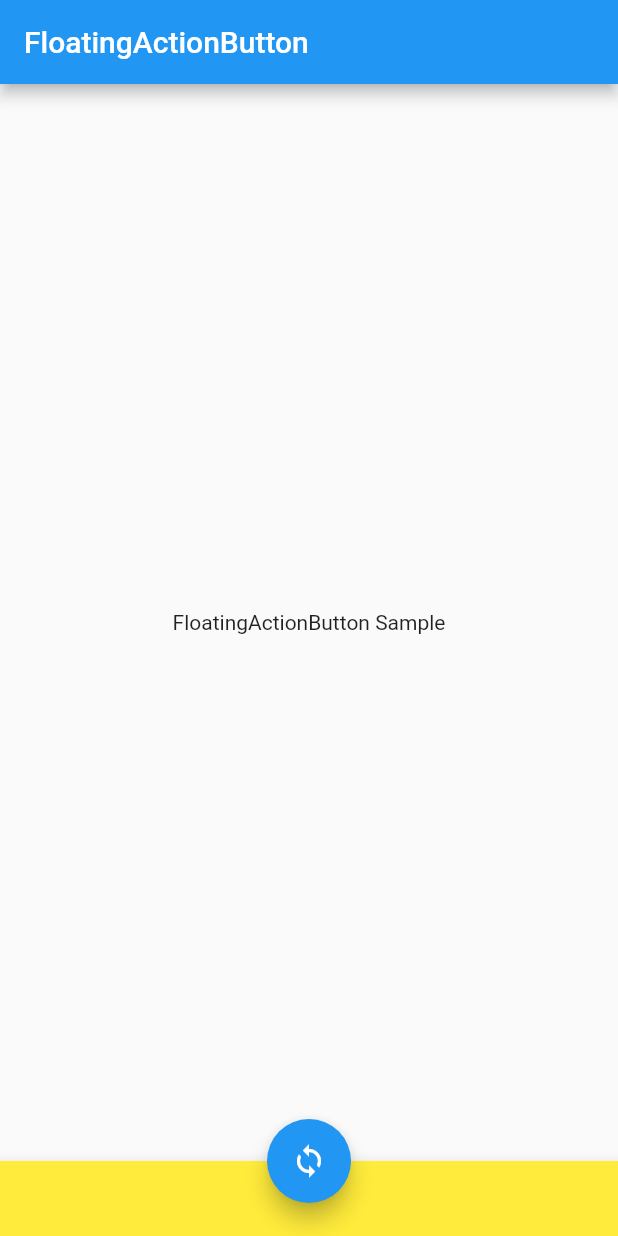
After one commit to nobushiueshi/flutter_widget_of_the_week, a Flutter app: the SamplePage008 screen opened directly, after a tap on the "loop" icon, on a phone screen of 412 x 824 dp. The commit adds this screen. Run offline on Flutter 3.47's test engine with Material 2 defaults, Android fonts, the phone set to English and light mode, and no system bars.

Commit message:
#008 FloatingActionButtonを追加 不具合の修正

```diff
--- a/lib/presentation/pages/sample000/sample_page_006.dart
+++ b/lib/presentation/pages/sample000/sample_page_006.dart
@@ -100,7 +100,10 @@ class _SamplePage006State extends State<SamplePage006> {
 
   Future<String> _failureFuture() async {
     await Future.delayed(const Duration(seconds: 2), () {});
-
-    throw Exception('Error');
+    try {
+      throw Exception('Error');
+    } on Exception catch (e) {
+      return Future.error(e);
+    }
   }
 }
--- /dev/null
+++ b/lib/presentation/pages/sample000/sample_page_008.dart
@@ -0,0 +1,41 @@
+import 'package:flutter/material.dart';
+
+class SamplePage008 extends StatefulWidget {
+  const SamplePage008({
+    Key? key,
+  }) : super(key: key);
+
+  @override
+  _SamplePage008State createState() => _SamplePage008State();
+}
+
+class _SamplePage008State extends State<SamplePage008> {
+  bool toggle = false;
+
+  @override
+  Widget build(BuildContext context) {
+    return Scaffold(
+      appBar: AppBar(
+        title: const Text('FloatingActionButton'),
+      ),
+      body: const Center(
+        child: Text('FloatingActionButton Sample'),
+      ),
+      bottomNavigationBar: BottomAppBar(
+        color: Colors.yellow,
+        child: Container(height: 50),
+      ),
+      floatingActionButtonLocation: toggle
+          ? FloatingActionButtonLocation.centerDocked
+          : FloatingActionButtonLocation.endFloat,
+      floatingActionButton: FloatingActionButton(
+        onPressed: () {
+          setState(() {
+            toggle = !toggle;
+          });
+        },
+        child: const Icon(Icons.loop),
+      ),
+    );
+  }
+}
--- a/lib/presentation/pages/sample_page_list.dart
+++ b/lib/presentation/pages/sample_page_list.dart
@@ -6,6 +6,7 @@ import 'package:flutter_widget_of_the_week/presentation/pages/sample000/sample_p
 import 'package:flutter_widget_of_the_week/presentation/pages/sample000/sample_page_005.dart';
 import 'package:flutter_widget_of_the_week/presentation/pages/sample000/sample_page_006.dart';
 import 'package:flutter_widget_of_the_week/presentation/pages/sample000/sample_page_007.dart';
+import 'package:flutter_widget_of_the_week/presentation/pages/sample000/sample_page_008.dart';
 
 class SamplePageData {
   SamplePageData({
@@ -18,6 +19,8 @@ class SamplePageData {
 }
 
 final samplePageDataList = <SamplePageData>[
+  SamplePageData(
+      name: '#8 FloatingActionButton', widget: const SamplePage008()),
   SamplePageData(name: '#7 FadeTransition', widget: const SamplePage007()),
   SamplePageData(name: '#6 FutureBuilder', widget: const SamplePage006()),
   SamplePageData(name: '#5 Opacity', widget: const SamplePage005()),
```
Also changed, not shown: 1 other file.
